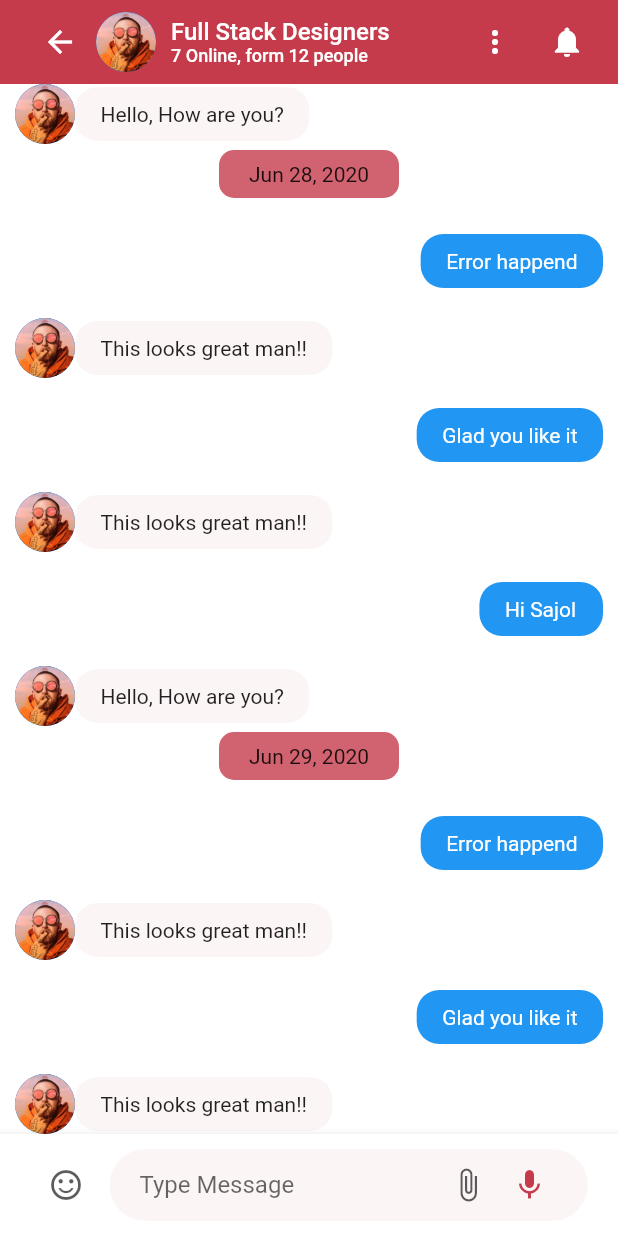
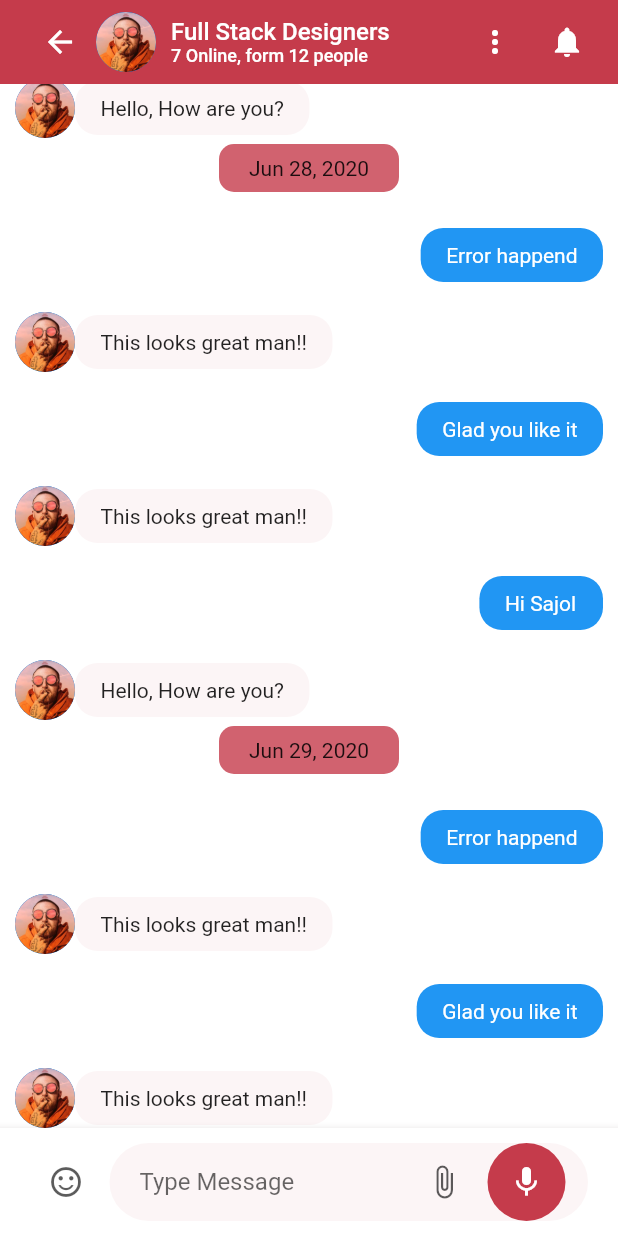
Before and after one commit to alche2014/hr_admin_flutter, a Flutter app: the MessagesScreen screen opened directly, on a phone screen of 412 x 824 dp. Run offline on Flutter 3.47's test engine with Material 2 defaults, Android fonts, the phone set to English and light mode, and no system bars; drawn by our look-alikes of flutter_slidable, grouped_list; our stand-ins replace date_format, fl_chart, percent_indicator, shared_preferences, swipe_to, syncfusion_flutter_charts; accounts and stored records are empty.

Commit message:
complete_ui

```diff
--- a/lib/HR_app/Screens/Messages1/components/chat_input_field.dart
+++ b/lib/HR_app/Screens/Messages1/components/chat_input_field.dart
@@ -70,11 +70,11 @@ class _ChatInputFieldState extends State<ChatInputField> {
                           if (value.isEmpty) istyping = false;
                           if (value.isNotEmpty) istyping = true;
                         });
-
                       },
                     ),
                   ),
-                  Icon(
+                  IconButton(
+                    icon: Icon(
                       Icons.attach_file,
                       color: Theme.of(context)
                           .textTheme
@@ -82,17 +82,35 @@ class _ChatInputFieldState extends State<ChatInputField> {
                           .color
                           .withOpacity(0.64),
                     ),
+                    onPressed: () {
+                      showModalBottomSheet(
+                        constraints: BoxConstraints(minHeight: 80),
+                        context: context,
+                        builder: (context) => Container(
+                          child: Row(
+                            children: [
+                              TextButton.icon(
+                                  onPressed: () {},
+                                  icon: Icon(Icons.open_in_browser),
+                                  label: Text('Browse')),
+                            ],
+                          ),
+                        ),
+
+                      );
+                    },
+                  ),
                   SizedBox(width: kDefaultPadding / 4),
                   if (istyping == true)
-                    IconButton(
-                      splashColor: kPrimaryColor,
-                      // Icons.camera_alt_outlined,
+                    Container(
+                      padding: EdgeInsets.all(2),
+                      decoration: BoxDecoration(
+                        shape: BoxShape.circle,
+                        color: kPrimaryColor,
+                      ),
+                      child: IconButton(
                         icon: Icon(Icons.send),
-                      color: Theme.of(context)
-                          .textTheme
-                          .bodyText1
-                          .color
-                          .withOpacity(0.64),
+                        color: Colors.white,
                         onPressed: () {
                           print(_controller.text);
                           print(MessagesScreen.length.value += 1);
@@ -106,11 +124,19 @@ class _ChatInputFieldState extends State<ChatInputField> {
                           print(count);
                         },
                       ),
+                    ),
                   if (istyping == false)
-                    IconButton(
+                    Container(
+                      padding: EdgeInsets.all(2),
+                      decoration: BoxDecoration(
+                        shape: BoxShape.circle,
+                        color: kPrimaryColor,
+                      ),
+                      child: IconButton(
                         icon: Icon(Icons.mic),
-                      color: kPrimaryColor,
+                        color: Colors.white,
                         onPressed: () {},
+                      ),
                     ),
                 ],
               ),
```
Lines whose indentation alone changed are shown as unchanged.
